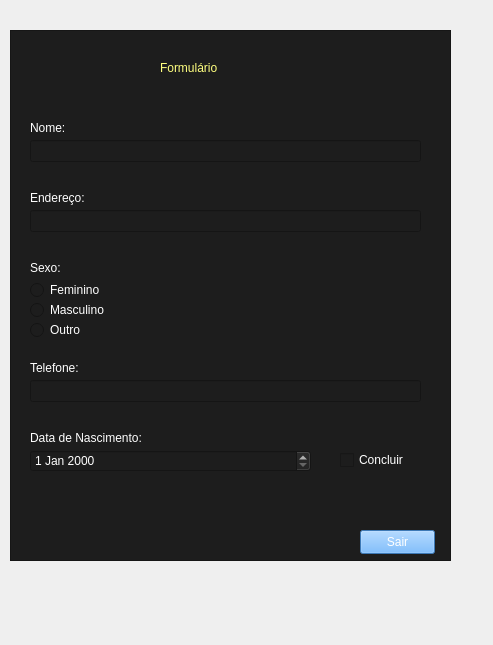
Old version of the form Atividade_do_QT/registro.ui in the repository dev-rls/Todas-As-Aulas.
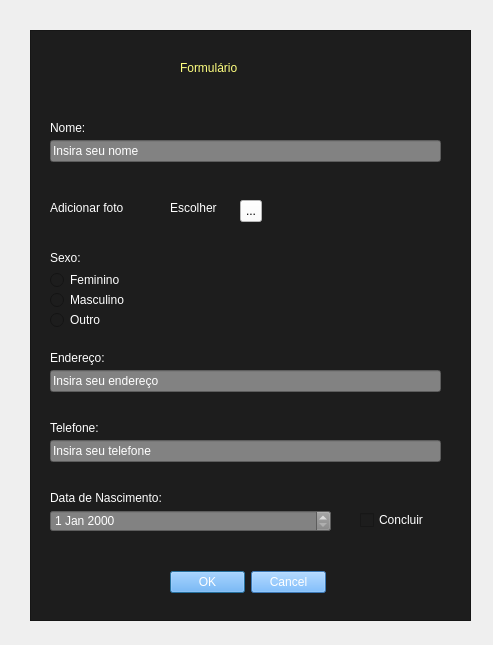
New version of the form.

```diff
--- a/Atividade_do_QT/registro.ui
+++ b/Atividade_do_QT/registro.ui
@@ -16,10 +16,10 @@
   <widget class="QFrame" name="telaCadastro">
    <property name="geometry">
     <rect>
-     <x>10</x>
+     <x>30</x>
      <y>30</y>
      <width>441</width>
-     <height>531</height>
+     <height>591</height>
     </rect>
    </property>
    <property name="styleSheet">
@@ -31,28 +31,11 @@
    <property name="frameShadow">
     <enum>QFrame::Shadow::Raised</enum>
    </property>
-   <widget class="QPushButton" name="btn_sair">
-    <property name="geometry">
-     <rect>
-      <x>350</x>
-      <y>500</y>
-      <width>75</width>
-      <height>24</height>
-     </rect>
-    </property>
-    <property name="styleSheet">
-     <string notr="true">color: rgb(255, 255, 255);
-background-color: rgb(85, 170, 255);</string>
-    </property>
-    <property name="text">
-     <string>Sair</string>
-    </property>
-   </widget>
    <widget class="QCheckBox" name="btn_check">
     <property name="geometry">
      <rect>
       <x>330</x>
-      <y>420</y>
+      <y>480</y>
       <width>76</width>
       <height>20</height>
      </rect>
@@ -69,17 +52,24 @@
     <property name="geometry">
      <rect>
       <x>20</x>
-      <y>180</y>
+      <y>340</y>
       <width>391</width>
       <height>22</height>
      </rect>
     </property>
+    <property name="styleSheet">
+     <string notr="true">background-color: rgb(130, 130, 130);
+color: rgb(255, 255, 255);</string>
+    </property>
+    <property name="text">
+     <string>Insira seu endereço</string>
+    </property>
    </widget>
    <widget class="QLabel" name="txt_telefone">
     <property name="geometry">
      <rect>
       <x>20</x>
-      <y>330</y>
+      <y>390</y>
       <width>61</width>
       <height>16</height>
      </rect>
@@ -114,7 +104,7 @@
     <property name="geometry">
      <rect>
       <x>20</x>
-      <y>250</y>
+      <y>240</y>
       <width>89</width>
       <height>20</height>
      </rect>
@@ -148,11 +138,18 @@
     <property name="geometry">
      <rect>
       <x>20</x>
-      <y>350</y>
+      <y>410</y>
       <width>391</width>
       <height>22</height>
      </rect>
     </property>
+    <property name="styleSheet">
+     <string notr="true">background-color: rgb(130, 130, 130);
+color: rgb(255, 255, 255);</string>
+    </property>
+    <property name="text">
+     <string>Insira seu telefone</string>
+    </property>
    </widget>
    <widget class="QLineEdit" name="input_nome">
     <property name="geometry">
@@ -163,12 +160,19 @@
       <height>22</height>
      </rect>
     </property>
+    <property name="styleSheet">
+     <string notr="true">background-color: rgb(130, 130, 130);
+color: rgb(255, 255, 255);</string>
+    </property>
+    <property name="text">
+     <string>Insira seu nome</string>
+    </property>
    </widget>
    <widget class="QLabel" name="txt_endereco">
     <property name="geometry">
      <rect>
       <x>20</x>
-      <y>160</y>
+      <y>320</y>
       <width>61</width>
       <height>16</height>
      </rect>
@@ -185,7 +189,7 @@
     <property name="geometry">
      <rect>
       <x>20</x>
-      <y>230</y>
+      <y>220</y>
       <width>49</width>
       <height>16</height>
      </rect>
@@ -202,7 +206,7 @@
     <property name="geometry">
      <rect>
       <x>20</x>
-      <y>270</y>
+      <y>260</y>
       <width>89</width>
       <height>20</height>
      </rect>
@@ -219,13 +223,14 @@
     <property name="geometry">
      <rect>
       <x>20</x>
-      <y>420</y>
+      <y>480</y>
       <width>281</width>
       <height>22</height>
      </rect>
     </property>
     <property name="styleSheet">
      <string notr="true">color: rgb(255, 255, 255);
+background-color: rgb(130, 130, 130);
 font: 10pt &quot;Times New Roman&quot;;</string>
     </property>
    </widget>
@@ -233,7 +238,7 @@
     <property name="geometry">
      <rect>
       <x>20</x>
-      <y>290</y>
+      <y>280</y>
       <width>89</width>
       <height>20</height>
      </rect>
@@ -251,7 +256,7 @@
     <property name="geometry">
      <rect>
       <x>20</x>
-      <y>400</y>
+      <y>460</y>
       <width>111</width>
       <height>16</height>
      </rect>
@@ -263,6 +268,73 @@
      <string>Data de Nascimento:</string>
     </property>
    </widget>
+   <widget class="QLabel" name="txt_adicionar">
+    <property name="geometry">
+     <rect>
+      <x>20</x>
+      <y>170</y>
+      <width>81</width>
+      <height>16</height>
+     </rect>
+    </property>
+    <property name="styleSheet">
+     <string notr="true">color: rgb(255, 255, 255);
+font: 10pt &quot;Times New Roman&quot;;</string>
+    </property>
+    <property name="text">
+     <string>Adicionar foto </string>
+    </property>
+   </widget>
+   <widget class="QToolButton" name="btn_ficheiro">
+    <property name="geometry">
+     <rect>
+      <x>210</x>
+      <y>170</y>
+      <width>22</width>
+      <height>22</height>
+     </rect>
+    </property>
+    <property name="styleSheet">
+     <string notr="true">background-color: rgb(130, 130, 130);
+background-color: rgb(255, 255, 255);</string>
+    </property>
+    <property name="text">
+     <string>...</string>
+    </property>
+   </widget>
+   <widget class="QDialogButtonBox" name="btn_ok_cancel">
+    <property name="geometry">
+     <rect>
+      <x>140</x>
+      <y>540</y>
+      <width>156</width>
+      <height>24</height>
+     </rect>
+    </property>
+    <property name="styleSheet">
+     <string notr="true">background-color: rgb(85, 170, 255);
+color: rgb(255, 255, 255);</string>
+    </property>
+    <property name="standardButtons">
+     <set>QDialogButtonBox::StandardButton::Cancel|QDialogButtonBox::StandardButton::Ok</set>
+    </property>
+   </widget>
+   <widget class="QLabel" name="txt_escolher">
+    <property name="geometry">
+     <rect>
+      <x>140</x>
+      <y>170</y>
+      <width>49</width>
+      <height>16</height>
+     </rect>
+    </property>
+    <property name="styleSheet">
+     <string notr="true">color: rgb(255, 255, 255);</string>
+    </property>
+    <property name="text">
+     <string>Escolher</string>
+    </property>
+   </widget>
   </widget>
  </widget>
  <resources/>
```
